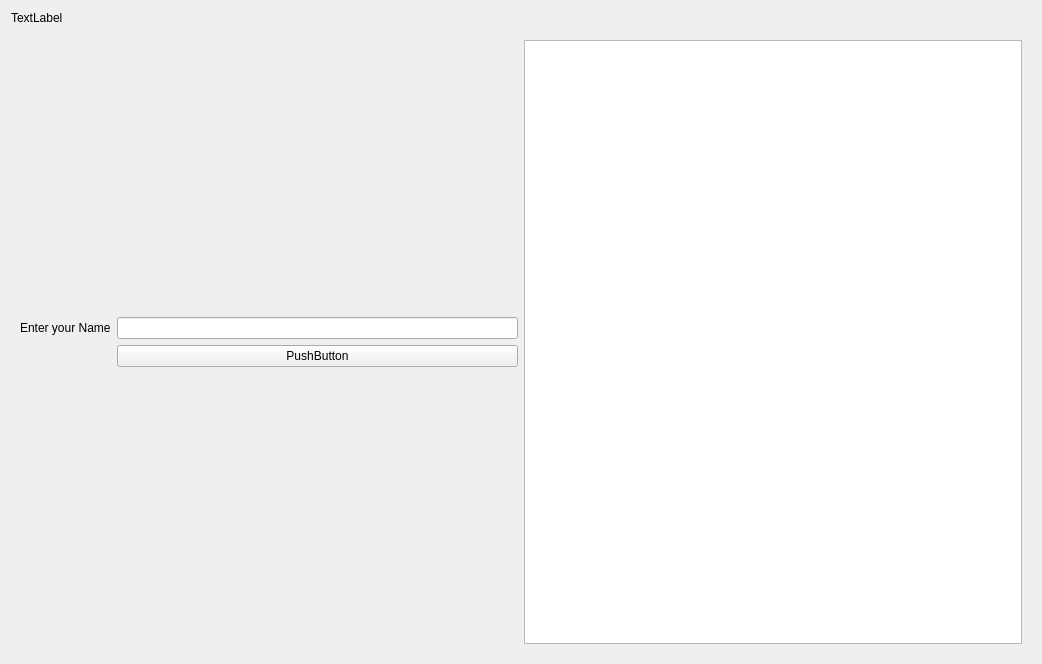
Above: widgets/gameoverwidget.ui from Jurek-Nky/snakeCGP before the change. Below: the same form after it.
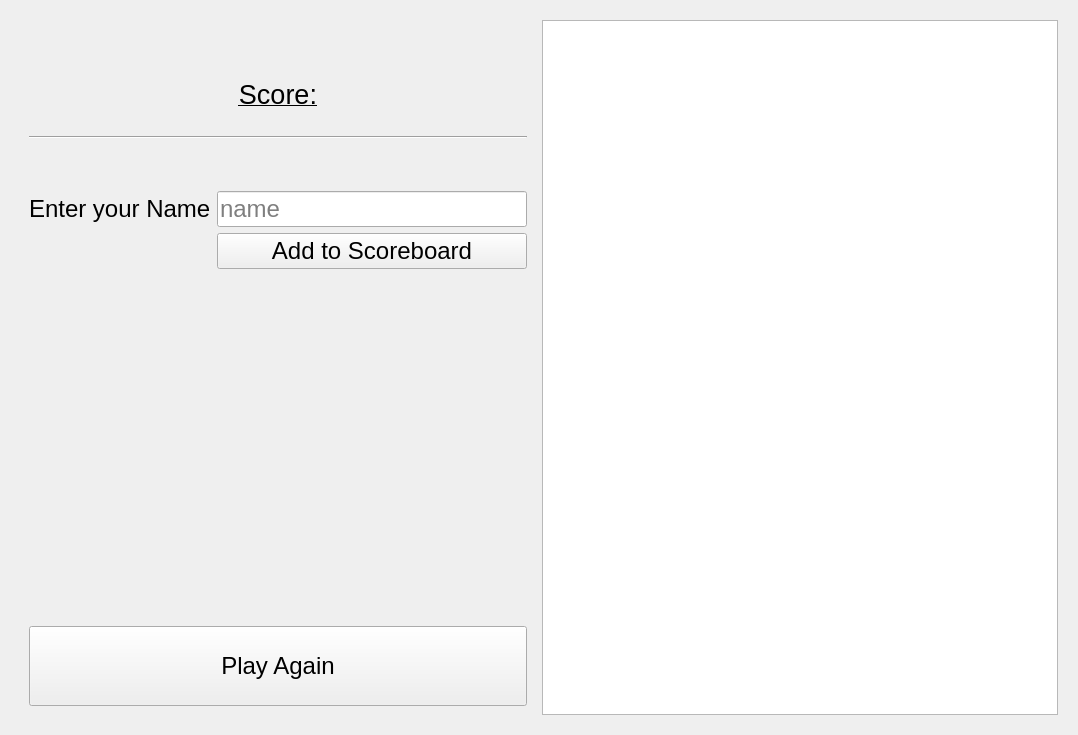
That is the form after the change.

Commit message: feat: gameoverwidget has scores and form to fill in your name

```diff
--- a/widgets/gameoverwidget.ui
+++ b/widgets/gameoverwidget.ui
@@ -6,35 +6,111 @@
    <rect>
     <x>0</x>
     <y>0</y>
-    <width>1042</width>
-    <height>664</height>
+    <width>1078</width>
+    <height>735</height>
    </rect>
   </property>
   <property name="windowTitle">
    <string>MenuWidget</string>
   </property>
   <layout class="QVBoxLayout" name="verticalLayout">
-   <item>
-    <widget class="QLabel" name="scoreLabel">
-     <property name="text">
-      <string>TextLabel</string>
-     </property>
-    </widget>
-   </item>
    <item>
     <widget class="QWidget" name="widget" native="true">
      <layout class="QHBoxLayout" name="horizontalLayout">
       <item>
+       <widget class="QWidget" name="widget_2" native="true">
+        <property name="font">
+         <font>
+          <pointsize>18</pointsize>
+         </font>
+        </property>
+        <layout class="QVBoxLayout" name="verticalLayout_2">
+         <item>
+          <spacer name="verticalSpacer_3">
+           <property name="orientation">
+            <enum>Qt::Vertical</enum>
+           </property>
+           <property name="sizeType">
+            <enum>QSizePolicy::Minimum</enum>
+           </property>
+           <property name="sizeHint" stdset="0">
+            <size>
+             <width>20</width>
+             <height>50</height>
+            </size>
+           </property>
+          </spacer>
+         </item>
+         <item>
+          <widget class="QLabel" name="scoreLabel">
+           <property name="font">
+            <font>
+             <pointsize>20</pointsize>
+             <italic>false</italic>
+             <underline>true</underline>
+            </font>
+           </property>
+           <property name="text">
+            <string>Score:</string>
+           </property>
+           <property name="alignment">
+            <set>Qt::AlignCenter</set>
+           </property>
+          </widget>
+         </item>
+         <item>
+          <spacer name="verticalSpacer_4">
+           <property name="orientation">
+            <enum>Qt::Vertical</enum>
+           </property>
+           <property name="sizeType">
+            <enum>QSizePolicy::Fixed</enum>
+           </property>
+           <property name="sizeHint" stdset="0">
+            <size>
+             <width>20</width>
+             <height>20</height>
+            </size>
+           </property>
+          </spacer>
+         </item>
+         <item>
+          <widget class="Line" name="line">
+           <property name="orientation">
+            <enum>Qt::Horizontal</enum>
+           </property>
+          </widget>
+         </item>
+         <item>
+          <spacer name="verticalSpacer_5">
+           <property name="orientation">
+            <enum>Qt::Vertical</enum>
+           </property>
+           <property name="sizeType">
+            <enum>QSizePolicy::Fixed</enum>
+           </property>
+           <property name="sizeHint" stdset="0">
+            <size>
+             <width>20</width>
+             <height>20</height>
+            </size>
+           </property>
+          </spacer>
+         </item>
+         <item>
        <layout class="QFormLayout" name="formLayout">
         <item row="0" column="1">
          <spacer name="verticalSpacer">
           <property name="orientation">
            <enum>Qt::Vertical</enum>
           </property>
+             <property name="sizeType">
+              <enum>QSizePolicy::Fixed</enum>
+             </property>
           <property name="sizeHint" stdset="0">
            <size>
             <width>20</width>
-            <height>40</height>
+               <height>20</height>
            </size>
           </property>
          </spacer>
@@ -47,12 +123,34 @@
          </widget>
         </item>
         <item row="1" column="1">
-         <widget class="QLineEdit" name="nameInput"/>
+            <widget class="QLineEdit" name="nameInput">
+             <property name="maximumSize">
+              <size>
+               <width>500</width>
+               <height>16777215</height>
+              </size>
+             </property>
+             <property name="inputMask">
+              <string/>
+             </property>
+             <property name="text">
+              <string/>
+             </property>
+             <property name="placeholderText">
+              <string>name</string>
+             </property>
+            </widget>
         </item>
         <item row="2" column="1">
          <widget class="QPushButton" name="nameButton">
+             <property name="maximumSize">
+              <size>
+               <width>500</width>
+               <height>16777215</height>
+              </size>
+             </property>
           <property name="text">
-           <string>PushButton</string>
+              <string>Add to Scoreboard</string>
           </property>
          </widget>
         </item>
@@ -72,7 +170,47 @@
        </layout>
       </item>
       <item>
-       <widget class="QTableView" name="tableView"/>
+          <widget class="QPushButton" name="playAgainButton">
+           <property name="sizePolicy">
+            <sizepolicy hsizetype="Expanding" vsizetype="Fixed">
+             <horstretch>0</horstretch>
+             <verstretch>0</verstretch>
+            </sizepolicy>
+           </property>
+           <property name="minimumSize">
+            <size>
+             <width>0</width>
+             <height>80</height>
+            </size>
+           </property>
+           <property name="styleSheet">
+            <string notr="true"/>
+           </property>
+           <property name="text">
+            <string>Play Again</string>
+           </property>
+          </widget>
+         </item>
+        </layout>
+       </widget>
+      </item>
+      <item>
+       <widget class="QTableWidget" name="tableWidget">
+        <property name="sizePolicy">
+         <sizepolicy hsizetype="MinimumExpanding" vsizetype="Expanding">
+          <horstretch>0</horstretch>
+          <verstretch>0</verstretch>
+         </sizepolicy>
+        </property>
+        <property name="font">
+         <font>
+          <pointsize>18</pointsize>
+         </font>
+        </property>
+        <property name="styleSheet">
+         <string notr="true"/>
+        </property>
+       </widget>
       </item>
      </layout>
     </widget>
```
Lines whose indentation alone changed are shown as unchanged. The commit also changes 8 other files.
